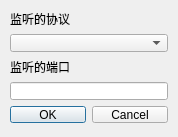
Before: the Qt Designer form GameServer/dialog.ui in chntujia/Asteriated_Grail, drawn with Qt 5.
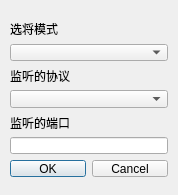
After: the same form once the commit is applied.

Commit message: 新增21选将、选队功能

```diff
--- a/GameServer/dialog.ui
+++ b/GameServer/dialog.ui
@@ -7,7 +7,7 @@
     <x>0</x>
     <y>0</y>
     <width>178</width>
-    <height>137</height>
+    <height>195</height>
    </rect>
   </property>
   <property name="windowTitle">
@@ -17,12 +17,25 @@
    <property name="geometry">
     <rect>
      <x>10</x>
-     <y>10</y>
+     <y>20</y>
      <width>158</width>
-     <height>113</height>
+     <height>157</height>
     </rect>
    </property>
    <layout class="QVBoxLayout" name="verticalLayout">
+    <item>
+     <widget class="QLabel" name="label_3">
+      <property name="text">
+       <string>选将模式</string>
+      </property>
+      <property name="buddy">
+       <cstring>comboBox_2</cstring>
+      </property>
+     </widget>
+    </item>
+    <item>
+     <widget class="QComboBox" name="comboBox_2"/>
+    </item>
     <item>
      <widget class="QLabel" name="label">
       <property name="text">
```
Left out of the diff: 14 changed lines with no effect on the pictures. The commit also changes 18 other files.
